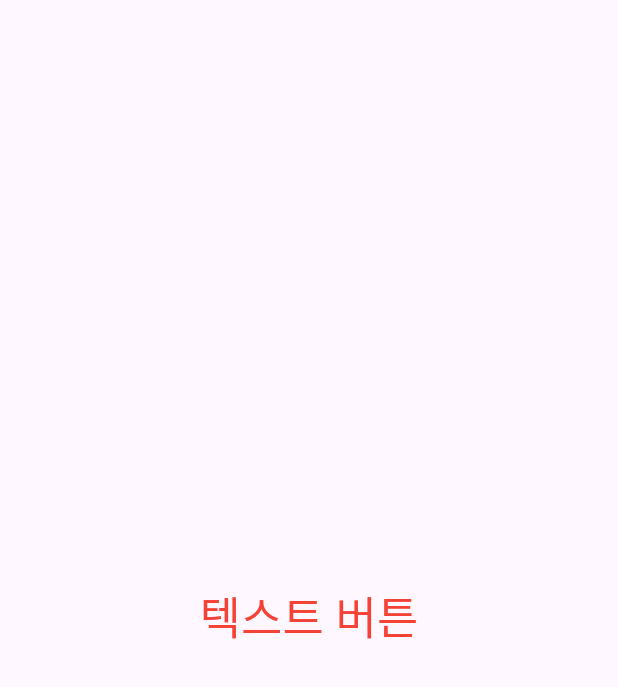
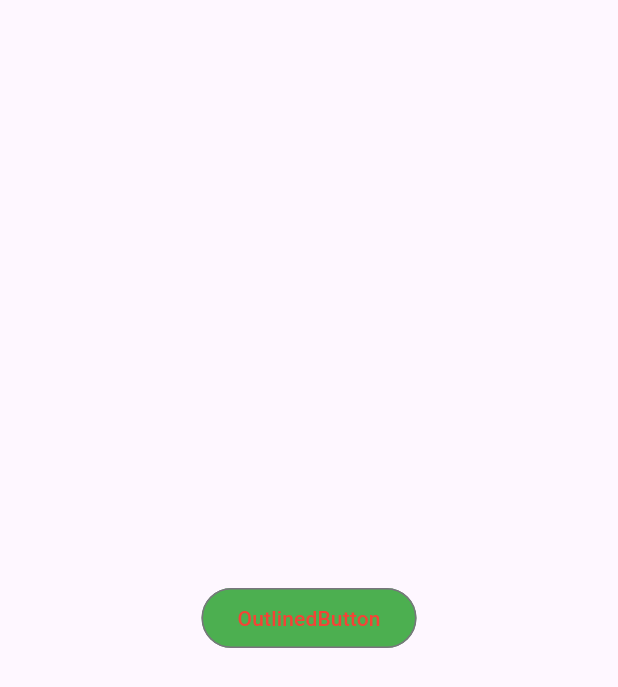
Before and after one commit to JunHyungKang/flutter_study, a Flutter app: the screen it shows after launch, on a phone screen of 412 x 824 dp. Shown: the top 687 px of the screen. Run offline on Flutter 3.47's test engine with Material 3 defaults, Android fonts, the phone set to English and light mode, and no system bars.

Commit message:
feat: outlined button 실습

```diff
--- a/lib/main.dart
+++ b/lib/main.dart
@@ -12,19 +12,16 @@ class MyApp extends StatelessWidget {
     return MaterialApp(
       home: Scaffold(
         body: Center(
-          child: TextButton(
+          child: OutlinedButton(
             onPressed: () {},
-            style: TextButton.styleFrom(
+            style: OutlinedButton.styleFrom(
               foregroundColor: Colors.red,
+              backgroundColor: Colors.green,
             ),
-            child: Text('텍스트 버튼',
-            style: TextStyle(
-              fontSize: 30, // 원하는 폰트 크기로 변경
-            ),
+            child: Text('OutlinedButton'),
           ),
         ),
       ),
-    ),
     );
   }
 }
```
